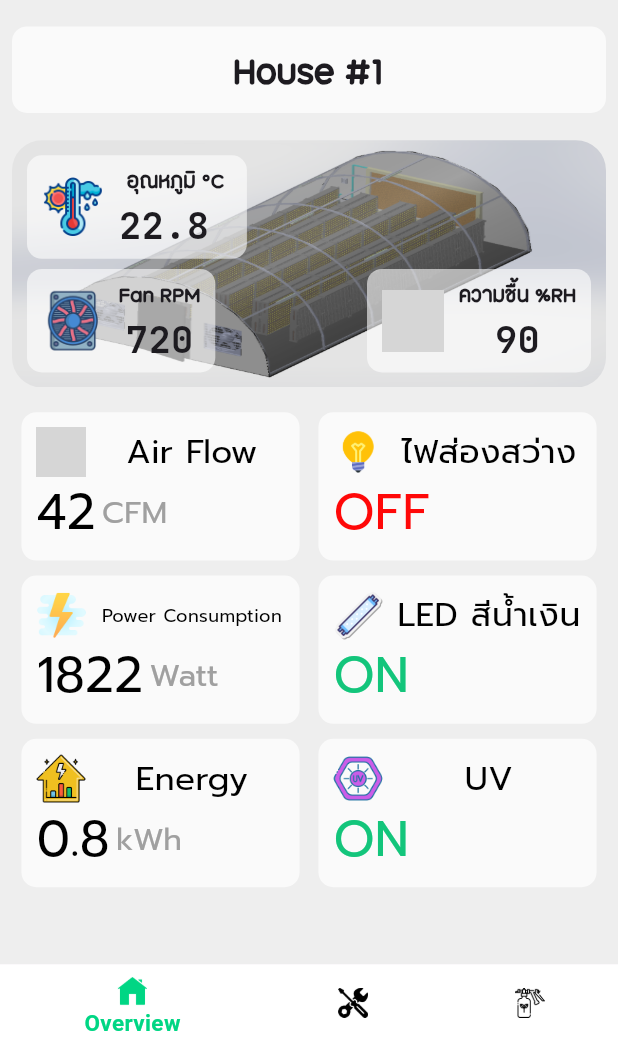
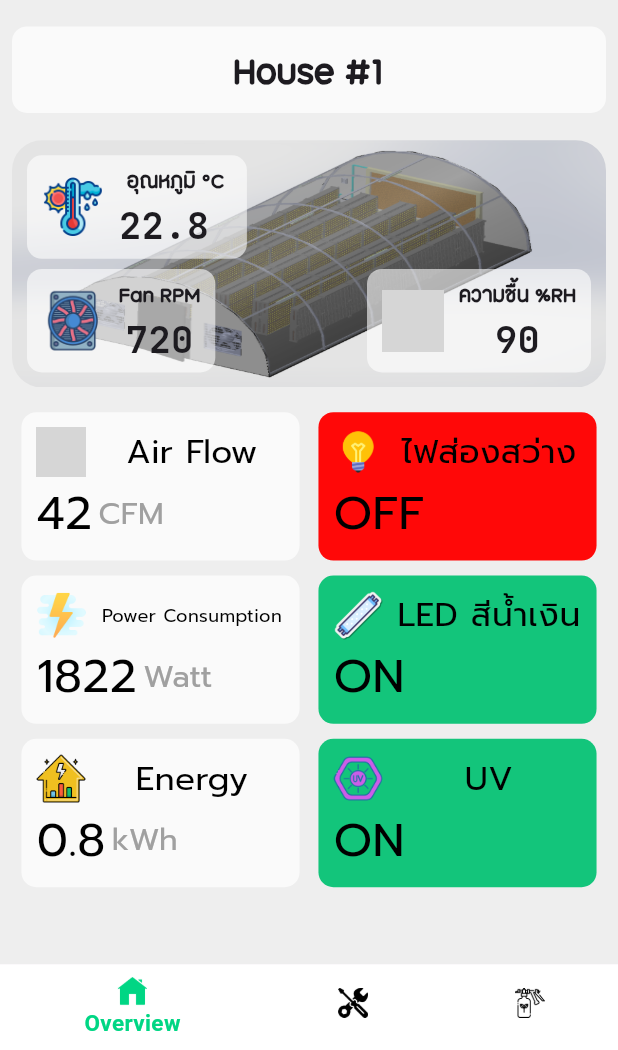
Before and after one commit to oatanurakch/mushroomapp, a Flutter app: the screen it shows after launch, on a phone screen of 412 x 824 dp, the part 186-1236 px from its top. Run offline on Flutter 3.47's test engine with Material 3 defaults, Android fonts, the phone set to English and light mode, and no system bars; drawn by our look-alikes of auto_size_text; our stand-ins replace syncfusion_flutter_sliders; missing offline and left inert: cart_stepper, syncfusion_flutter_core; project files that could hold a hidden picture were left out; grey boxes are pictures that could not be loaded.

Commit message:
quick update

```diff
--- a/lib/pages/overview_page.dart
+++ b/lib/pages/overview_page.dart
@@ -16,7 +16,7 @@ class _OverviewPageState extends State<OverviewPage> {
 
   Color getTextcolor(dynamic value) {
     if (value is int || value is double) {
-      return Colors.black;
+      return Color.fromARGB(255, 250, 250, 250);
     } else {
       if (value == "ON") {
         return ColorOnOff[0];
@@ -242,14 +242,15 @@ class _OverviewPageState extends State<OverviewPage> {
     return Padding(
       padding: const EdgeInsets.fromLTRB(0.0, 0.0, 0.0, 10.0),
       child: Container(
-        decoration: BoxDecoration(
-            // gradient: GreenGradientToneLTToRB,
-            color: Colors.grey[50],
-            borderRadius: BorderRadius.circular(10)),
-        child: Container(
         width: MediaQuery.of(context).size.width * 0.45,
         height: MediaQuery.of(context).size.height * 0.12,
         padding: EdgeInsets.fromLTRB(10, 10, 10, 10),
+        // color: Colors.amber,
+        decoration: BoxDecoration(
+            // gradient: GreenGradientToneLTToRB,
+            // color: Colors.grey[50],
+            color: getTextcolor(value),
+            borderRadius: BorderRadius.circular(10)),
         child: Column(
           crossAxisAlignment: CrossAxisAlignment.start,
           mainAxisAlignment: MainAxisAlignment.spaceBetween,
@@ -279,7 +280,8 @@ class _OverviewPageState extends State<OverviewPage> {
                 ),
               ],
             ),
-              Container(
+            Flexible(
+              child: Container(
                 // color: Colors.amber,
                 child: Row(
                   crossAxisAlignment: CrossAxisAlignment.center,
@@ -287,8 +289,8 @@ class _OverviewPageState extends State<OverviewPage> {
                     AutoSizeText(
                       value.toString(),
                       style: TextStyle(
-                        color: getTextcolor(value),
-                        // color: Colors.black,
+                        // color: getTextcolor(value),
+                        color: Colors.black,
                         fontSize: MediaQuery.of(context).size.height * 0.04,
                         fontWeight: FontWeight.w500,
                         fontFamily: 'Prompt',
@@ -310,9 +312,9 @@ class _OverviewPageState extends State<OverviewPage> {
                   ],
                 ),
               ),
+            ),
             // Spacer(),
           ],
-          ),
         ),
       ),
     );
```
Lines whose indentation alone changed are shown as unchanged.
